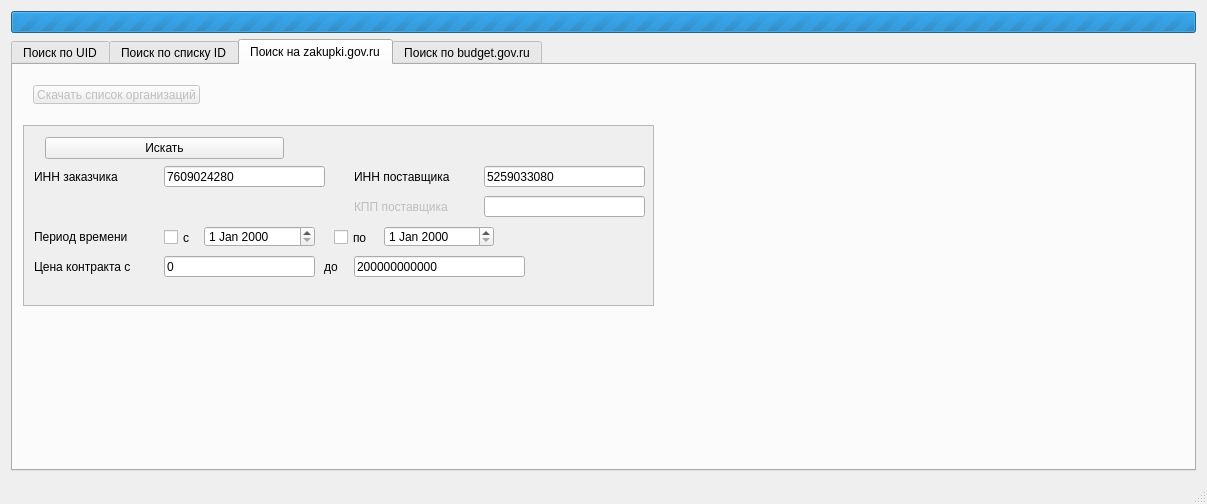
celidos/gov_zakupki, file gov_zakupki/mainwindow.ui: the form before one commit.
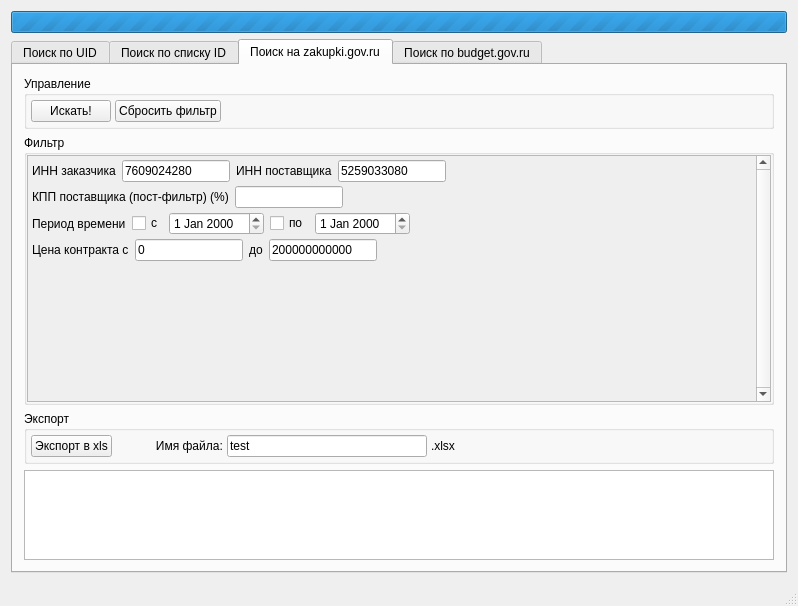
The form after the commit. The open tabs and pages were chosen to show the change.

The edit to the form file:
```diff
--- a/gov_zakupki/mainwindow.ui
+++ b/gov_zakupki/mainwindow.ui
@@ -6,8 +6,8 @@
    <rect>
     <x>0</x>
     <y>0</y>
-    <width>1207</width>
-    <height>503</height>
+    <width>798</width>
+    <height>606</height>
    </rect>
   </property>
   <property name="windowTitle">
@@ -273,34 +273,62 @@
        <attribute name="title">
         <string>Поиск на zakupki.gov.ru</string>
        </attribute>
-       <widget class="QWidget" name="horizontalLayoutWidget_2">
-        <property name="geometry">
-         <rect>
-          <x>9</x>
-          <y>9</y>
-          <width>631</width>
-          <height>41</height>
-         </rect>
-        </property>
-        <layout class="QHBoxLayout" name="horizontalLayout_11">
+       <layout class="QVBoxLayout" name="verticalLayout_5">
+        <item>
+         <widget class="QGroupBox" name="groupBox">
+          <property name="sizePolicy">
+           <sizepolicy hsizetype="Minimum" vsizetype="Minimum">
+            <horstretch>0</horstretch>
+            <verstretch>0</verstretch>
+           </sizepolicy>
+          </property>
+          <property name="minimumSize">
+           <size>
+            <width>0</width>
+            <height>0</height>
+           </size>
+          </property>
+          <property name="title">
+           <string>Управление</string>
+          </property>
+          <layout class="QHBoxLayout" name="horizontalLayout_5">
+           <property name="spacing">
+            <number>4</number>
+           </property>
+           <property name="leftMargin">
+            <number>4</number>
+           </property>
+           <property name="topMargin">
+            <number>4</number>
+           </property>
+           <property name="rightMargin">
+            <number>4</number>
+           </property>
+           <property name="bottomMargin">
+            <number>4</number>
+           </property>
          <item>
-          <widget class="QPushButton" name="pushButton_10">
-           <property name="enabled">
-            <bool>false</bool>
-           </property>
+            <widget class="QPushButton" name="pushButton_3">
+             <property name="text">
+              <string>Искать!</string>
+             </property>
+            </widget>
+           </item>
+           <item>
+            <widget class="QPushButton" name="pushButton_2">
            <property name="text">
-            <string>Скачать список организаций</string>
+              <string>Сбросить фильтр</string>
            </property>
           </widget>
          </item>
          <item>
-          <spacer name="horizontalSpacer_3">
+            <spacer name="horizontalSpacer_5">
            <property name="orientation">
             <enum>Qt::Horizontal</enum>
            </property>
            <property name="sizeHint" stdset="0">
             <size>
-             <width>40</width>
+               <width>522</width>
              <height>20</height>
             </size>
            </property>
@@ -308,21 +336,36 @@
          </item>
         </layout>
        </widget>
+        </item>
+        <item>
+         <widget class="QGroupBox" name="groupBox_2">
+          <property name="title">
+           <string>Фильтр</string>
+          </property>
+          <layout class="QVBoxLayout" name="verticalLayout_3">
+           <property name="leftMargin">
+            <number>0</number>
+           </property>
+           <property name="topMargin">
+            <number>0</number>
+           </property>
+           <property name="rightMargin">
+            <number>0</number>
+           </property>
+           <property name="bottomMargin">
+            <number>0</number>
+           </property>
+           <item>
        <widget class="QScrollArea" name="scrollArea">
-        <property name="geometry">
-         <rect>
-          <x>10</x>
-          <y>60</y>
-          <width>631</width>
-          <height>181</height>
-         </rect>
-        </property>
         <property name="verticalScrollBarPolicy">
-         <enum>Qt::ScrollBarAsNeeded</enum>
+              <enum>Qt::ScrollBarAlwaysOn</enum>
         </property>
         <property name="horizontalScrollBarPolicy">
          <enum>Qt::ScrollBarAlwaysOff</enum>
         </property>
+             <property name="sizeAdjustPolicy">
+              <enum>QAbstractScrollArea::AdjustIgnored</enum>
+             </property>
         <property name="widgetResizable">
          <bool>true</bool>
         </property>
@@ -331,236 +374,359 @@
           <rect>
            <x>0</x>
            <y>0</y>
-           <width>629</width>
-           <height>179</height>
-          </rect>
-         </property>
+                <width>736</width>
+                <height>232</height>
+               </rect>
+              </property>
+              <layout class="QVBoxLayout" name="verticalLayout_4">
+               <property name="spacing">
+                <number>4</number>
+               </property>
+               <property name="leftMargin">
+                <number>4</number>
+               </property>
+               <property name="topMargin">
+                <number>4</number>
+               </property>
+               <property name="rightMargin">
+                <number>4</number>
+               </property>
+               <property name="bottomMargin">
+                <number>4</number>
+               </property>
+               <item>
+                <layout class="QHBoxLayout" name="horizontalLayout_11">
+                 <item>
          <widget class="QLabel" name="label_5">
-          <property name="geometry">
-           <rect>
-            <x>10</x>
-            <y>40</y>
-            <width>131</width>
-            <height>21</height>
-           </rect>
-          </property>
           <property name="text">
            <string>ИНН заказчика</string>
           </property>
          </widget>
+                 </item>
+                 <item>
          <widget class="QLineEdit" name="lineEdit_4">
-          <property name="geometry">
-           <rect>
-            <x>140</x>
-            <y>40</y>
-            <width>161</width>
-            <height>21</height>
-           </rect>
+                   <property name="sizePolicy">
+                    <sizepolicy hsizetype="Fixed" vsizetype="Fixed">
+                     <horstretch>0</horstretch>
+                     <verstretch>0</verstretch>
+                    </sizepolicy>
           </property>
           <property name="text">
            <string>7609024280</string>
           </property>
          </widget>
-         <widget class="QPlainTextEdit" name="plainTextEdit_3">
-          <property name="geometry">
-           <rect>
-            <x>10</x>
-            <y>200</y>
-            <width>1167</width>
-            <height>101</height>
-           </rect>
-          </property>
-         </widget>
-         <widget class="QWidget" name="layoutWidget">
-          <property name="geometry">
-           <rect>
-            <x>10</x>
-            <y>0</y>
-            <width>261</width>
-            <height>31</height>
-           </rect>
-          </property>
-          <layout class="QHBoxLayout" name="horizontalLayout_5">
-           <property name="sizeConstraint">
-            <enum>QLayout::SetMinimumSize</enum>
-           </property>
-           <item>
-            <widget class="QPushButton" name="pushButton_3">
-             <property name="text">
-              <string>Искать</string>
-             </property>
-            </widget>
-           </item>
-          </layout>
-         </widget>
+                 </item>
+                 <item>
          <widget class="QLabel" name="label_6">
-          <property name="geometry">
-           <rect>
-            <x>330</x>
-            <y>40</y>
-            <width>131</width>
-            <height>21</height>
-           </rect>
-          </property>
           <property name="text">
            <string>ИНН поставщика</string>
           </property>
          </widget>
+                 </item>
+                 <item>
          <widget class="QLineEdit" name="lineEdit_9">
-          <property name="geometry">
-           <rect>
-            <x>460</x>
-            <y>40</y>
-            <width>161</width>
-            <height>21</height>
-           </rect>
+                   <property name="sizePolicy">
+                    <sizepolicy hsizetype="Fixed" vsizetype="Fixed">
+                     <horstretch>0</horstretch>
+                     <verstretch>0</verstretch>
+                    </sizepolicy>
           </property>
           <property name="text">
            <string>5259033080</string>
           </property>
          </widget>
+                 </item>
+                 <item>
+                  <spacer name="horizontalSpacer_6">
+                   <property name="orientation">
+                    <enum>Qt::Horizontal</enum>
+                   </property>
+                   <property name="sizeHint" stdset="0">
+                    <size>
+                     <width>40</width>
+                     <height>20</height>
+                    </size>
+                   </property>
+                  </spacer>
+                 </item>
+                </layout>
+               </item>
+               <item>
+                <layout class="QHBoxLayout" name="horizontalLayout_12">
+                 <item>
          <widget class="QLabel" name="label_10">
           <property name="enabled">
-           <bool>false</bool>
-          </property>
-          <property name="geometry">
-           <rect>
-            <x>330</x>
-            <y>70</y>
-            <width>131</width>
-            <height>21</height>
-           </rect>
+                    <bool>true</bool>
           </property>
           <property name="text">
-           <string>КПП поставщика</string>
-          </property>
-         </widget>
+                    <string>КПП поставщика (пост-фильтр) (%)</string>
+                   </property>
+                  </widget>
+                 </item>
+                 <item>
          <widget class="QLineEdit" name="lineEdit_12">
-          <property name="geometry">
-           <rect>
-            <x>460</x>
-            <y>70</y>
-            <width>161</width>
-            <height>21</height>
-           </rect>
+                   <property name="enabled">
+                    <bool>true</bool>
+                   </property>
+                   <property name="sizePolicy">
+                    <sizepolicy hsizetype="Fixed" vsizetype="Fixed">
+                     <horstretch>0</horstretch>
+                     <verstretch>0</verstretch>
+                    </sizepolicy>
           </property>
           <property name="text">
            <string/>
           </property>
          </widget>
+                 </item>
+                 <item>
+                  <spacer name="horizontalSpacer_7">
+                   <property name="orientation">
+                    <enum>Qt::Horizontal</enum>
+                   </property>
+                   <property name="sizeHint" stdset="0">
+                    <size>
+                     <width>40</width>
+                     <height>20</height>
+                    </size>
+                   </property>
+                  </spacer>
+                 </item>
+                </layout>
+               </item>
+               <item>
+                <layout class="QHBoxLayout" name="horizontalLayout_13">
+                 <item>
          <widget class="QLabel" name="label_17">
-          <property name="geometry">
-           <rect>
-            <x>10</x>
-            <y>100</y>
-            <width>131</width>
-            <height>21</height>
-           </rect>
-          </property>
           <property name="text">
            <string>Период времени</string>
           </property>
          </widget>
-         <widget class="QCheckBox" name="checkBox_6">
-          <property name="geometry">
-           <rect>
-            <x>310</x>
-            <y>100</y>
-            <width>41</width>
-            <height>23</height>
-           </rect>
-          </property>
-          <property name="text">
-           <string>по</string>
-          </property>
-         </widget>
-         <widget class="QDateEdit" name="dateEdit_5">
-          <property name="geometry">
-           <rect>
-            <x>180</x>
-            <y>100</y>
-            <width>111</width>
-            <height>21</height>
-           </rect>
-          </property>
-         </widget>
-         <widget class="QDateEdit" name="dateEdit_6">
-          <property name="geometry">
-           <rect>
-            <x>360</x>
-            <y>100</y>
-            <width>110</width>
-            <height>21</height>
-           </rect>
-          </property>
-         </widget>
+                 </item>
+                 <item>
          <widget class="QCheckBox" name="checkBox_7">
-          <property name="geometry">
-           <rect>
-            <x>140</x>
-            <y>100</y>
-            <width>41</width>
-            <height>23</height>
-           </rect>
-          </property>
           <property name="text">
            <string>c</string>
           </property>
          </widget>
-         <widget class="QLineEdit" name="lineEdit_13">
-          <property name="geometry">
-           <rect>
-            <x>330</x>
-            <y>130</y>
-            <width>171</width>
-            <height>21</height>
-           </rect>
-          </property>
+                 </item>
+                 <item>
+                  <widget class="QDateEdit" name="dateEdit_6"/>
+                 </item>
+                 <item>
+                  <widget class="QCheckBox" name="checkBox_6">
           <property name="text">
-           <string>200000000000</string>
-          </property>
-         </widget>
+                    <string>по</string>
+                   </property>
+                  </widget>
+                 </item>
+                 <item>
+                  <widget class="QDateEdit" name="dateEdit_5"/>
+                 </item>
+                 <item>
+                  <spacer name="horizontalSpacer_8">
+                   <property name="orientation">
+                    <enum>Qt::Horizontal</enum>
+                   </property>
+                   <property name="sizeHint" stdset="0">
+                    <size>
+                     <width>40</width>
+                     <height>20</height>
+                    </size>
+                   </property>
+                  </spacer>
+                 </item>
+                </layout>
+               </item>
+               <item>
+                <layout class="QHBoxLayout" name="horizontalLayout_14">
+                 <item>
          <widget class="QLabel" name="label_18">
-          <property name="geometry">
-           <rect>
-            <x>10</x>
-            <y>130</y>
-            <width>131</width>
-            <height>21</height>
-           </rect>
-          </property>
           <property name="text">
            <string>Цена контракта с</string>
           </property>
          </widget>
+                 </item>
+                 <item>
          <widget class="QLineEdit" name="lineEdit_14">
-          <property name="geometry">
-           <rect>
-            <x>140</x>
-            <y>130</y>
-            <width>151</width>
-            <height>21</height>
-           </rect>
+                   <property name="sizePolicy">
+                    <sizepolicy hsizetype="Fixed" vsizetype="Fixed">
+                     <horstretch>0</horstretch>
+                     <verstretch>0</verstretch>
+                    </sizepolicy>
           </property>
           <property name="text">
            <string>0</string>
           </property>
          </widget>
+                 </item>
+                 <item>
          <widget class="QLabel" name="label_19">
-          <property name="geometry">
-           <rect>
-            <x>300</x>
-            <y>130</y>
-            <width>21</width>
-            <height>21</height>
-           </rect>
-          </property>
           <property name="text">
            <string>до</string>
           </property>
          </widget>
-        </widget>
-       </widget>
+                 </item>
+                 <item>
+                  <widget class="QLineEdit" name="lineEdit_13">
+                   <property name="sizePolicy">
+                    <sizepolicy hsizetype="Fixed" vsizetype="Fixed">
+                     <horstretch>0</horstretch>
+                     <verstretch>0</verstretch>
+                    </sizepolicy>
+                   </property>
+                   <property name="text">
+                    <string>200000000000</string>
+                   </property>
+                  </widget>
+                 </item>
+                 <item>
+                  <spacer name="horizontalSpacer_9">
+                   <property name="orientation">
+                    <enum>Qt::Horizontal</enum>
+                   </property>
+                   <property name="sizeHint" stdset="0">
+                    <size>
+                     <width>40</width>
+                     <height>20</height>
+                    </size>
+                   </property>
+                  </spacer>
+                 </item>
+                </layout>
+               </item>
+               <item>
+                <spacer name="verticalSpacer">
+                 <property name="orientation">
+                  <enum>Qt::Vertical</enum>
+                 </property>
+                 <property name="sizeHint" stdset="0">
+                  <size>
+                   <width>20</width>
+                   <height>40</height>
+                  </size>
+                 </property>
+                </spacer>
+               </item>
+              </layout>
+             </widget>
+            </widget>
+           </item>
+          </layout>
+         </widget>
+        </item>
+        <item>
+         <widget class="QGroupBox" name="groupBox_3">
+          <property name="title">
+           <string>Экспорт</string>
+          </property>
+          <layout class="QHBoxLayout" name="horizontalLayout_7">
+           <property name="spacing">
+            <number>4</number>
+           </property>
+           <property name="leftMargin">
+            <number>4</number>
+           </property>
+           <property name="topMargin">
+            <number>4</number>
+           </property>
+           <property name="rightMargin">
+            <number>4</number>
+           </property>
+           <property name="bottomMargin">
+            <number>4</number>
+           </property>
+           <item>
+            <widget class="QPushButton" name="pushButton_7">
+             <property name="sizePolicy">
+              <sizepolicy hsizetype="Fixed" vsizetype="Fixed">
+               <horstretch>0</horstretch>
+               <verstretch>0</verstretch>
+              </sizepolicy>
+             </property>
+             <property name="text">
+              <string>Экспорт в xls</string>
+             </property>
+            </widget>
+           </item>
+           <item>
+            <widget class="QLabel" name="label_23">
+             <property name="sizePolicy">
+              <sizepolicy hsizetype="Fixed" vsizetype="Preferred">
+               <horstretch>0</horstretch>
+               <verstretch>0</verstretch>
+              </sizepolicy>
+             </property>
+             <property name="text">
+              <string>            Имя файла:</string>
+             </property>
+            </widget>
+           </item>
+           <item>
+            <widget class="QLineEdit" name="lineEdit_15">
+             <property name="sizePolicy">
+              <sizepolicy hsizetype="Expanding" vsizetype="Fixed">
+               <horstretch>0</horstretch>
+               <verstretch>0</verstretch>
+              </sizepolicy>
+             </property>
+             <property name="maximumSize">
+              <size>
+               <width>200</width>
+               <height>16777215</height>
+              </size>
+             </property>
+             <property name="text">
+              <string>test</string>
+             </property>
+            </widget>
+           </item>
+           <item>
+            <widget class="QLabel" name="label_22">
+             <property name="sizePolicy">
+              <sizepolicy hsizetype="Fixed" vsizetype="Preferred">
+               <horstretch>0</horstretch>
+               <verstretch>0</verstretch>
+              </sizepolicy>
+             </property>
+             <property name="text">
+              <string>.xlsx</string>
+             </property>
+            </widget>
+           </item>
+           <item>
+            <spacer name="horizontalSpacer_3">
+             <property name="orientation">
+              <enum>Qt::Horizontal</enum>
+             </property>
+             <property name="sizeHint" stdset="0">
+              <size>
+               <width>40</width>
+               <height>20</height>
+              </size>
+             </property>
+            </spacer>
+           </item>
+          </layout>
+         </widget>
+        </item>
+        <item>
+         <widget class="QPlainTextEdit" name="plainTextEdit_3">
+          <property name="minimumSize">
+           <size>
+            <width>0</width>
+            <height>50</height>
+           </size>
+          </property>
+          <property name="maximumSize">
+           <size>
+            <width>16777215</width>
+            <height>90</height>
+           </size>
+          </property>
+         </widget>
+        </item>
+       </layout>
       </widget>
       <widget class="QWidget" name="tab_2">
        <attribute name="title">
```
Left out of the diff: 57 changed lines with no effect on the pictures. Lines whose indentation alone changed are shown as unchanged.
